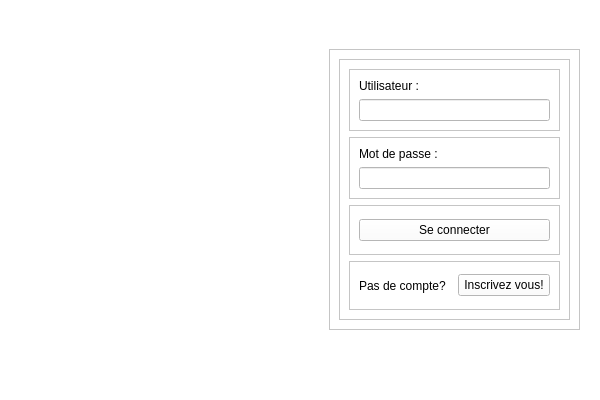
First picture: the form in mainwindow.ui, repository Totelof10/biblio, before the edit.
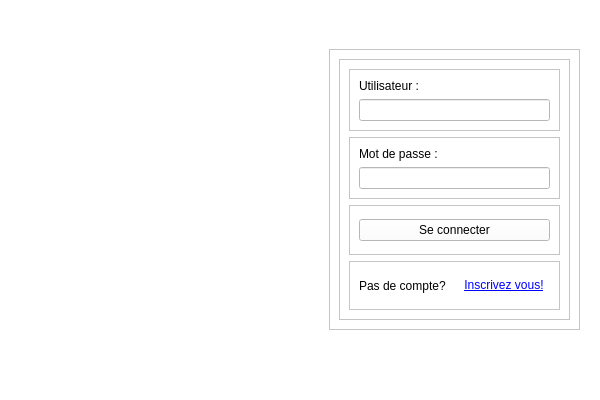
Second picture: the form after the edit. The open tabs and pages were chosen to show the change. Icons and pictures are not drawn.

Diff of the .ui file:
```diff
--- a/mainwindow.ui
+++ b/mainwindow.ui
@@ -54,6 +54,9 @@
         <layout class="QHBoxLayout" name="horizontalLayout_2">
          <item>
           <widget class="QFrame" name="frame">
+           <property name="styleSheet">
+            <string notr="true"/>
+           </property>
            <property name="frameShape">
             <enum>QFrame::Shape::StyledPanel</enum>
            </property>
@@ -146,6 +149,22 @@
                </item>
                <item>
                 <widget class="QPushButton" name="btnInscription">
+                 <property name="font">
+                  <font>
+                   <bold>false</bold>
+                   <underline>true</underline>
+                  </font>
+                 </property>
+                 <property name="cursor">
+                  <cursorShape>PointingHandCursor</cursorShape>
+                 </property>
+                 <property name="mouseTracking">
+                  <bool>true</bool>
+                 </property>
+                 <property name="styleSheet">
+                  <string notr="true">border: none;
+color: blue;</string>
+                 </property>
                  <property name="text">
                   <string>Inscrivez vous!</string>
                  </property>
```
Left out of the diff: 27 changed lines with no effect on the pictures.
